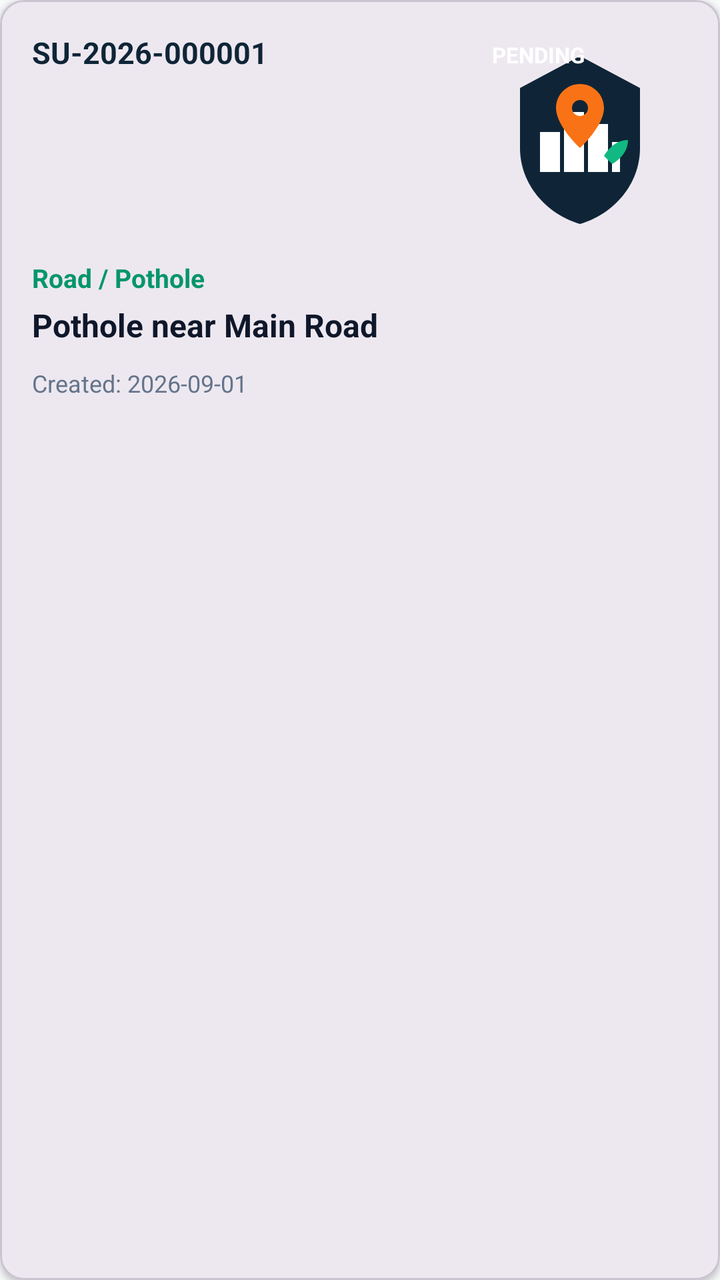
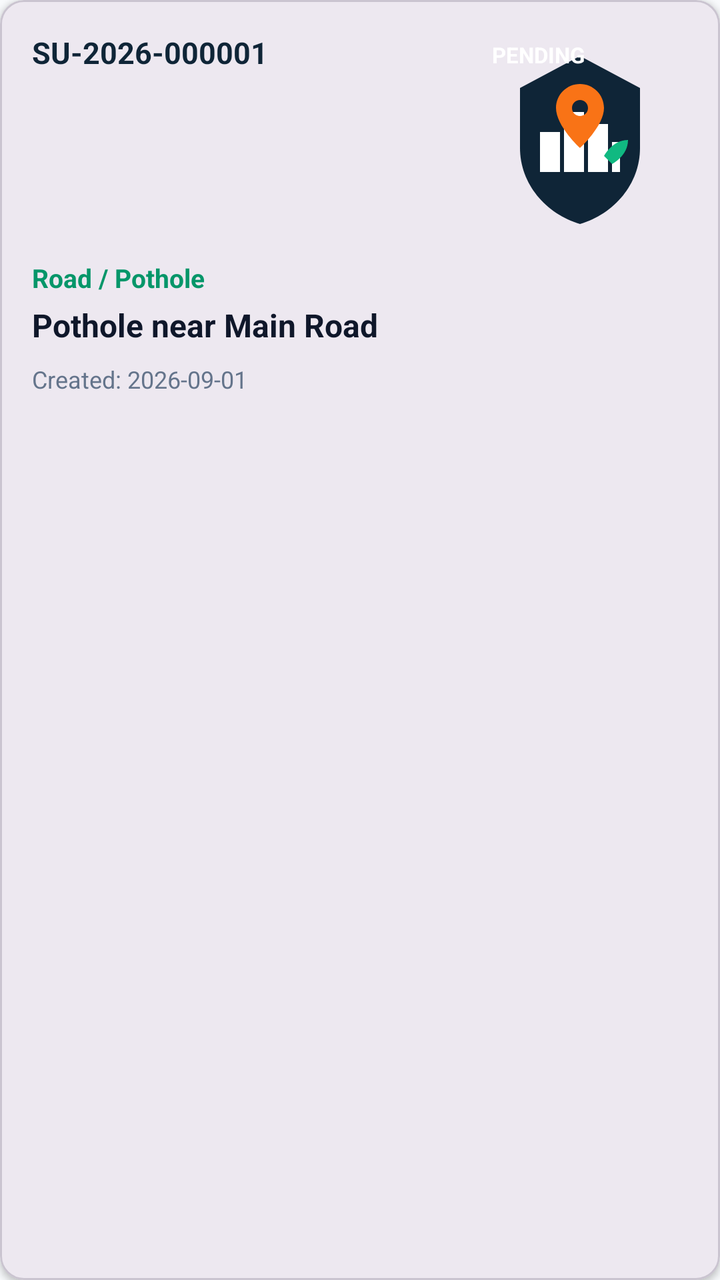

Screens rendered from an Android XML layout before and after an edit, with the pre-edit source and the edit as a unified diff.
<!-- AndroidManifest.xml: application theme Theme.SmartUrban -->
<!-- res/layout/item_complaint.xml -->
<?xml version="1.0" encoding="utf-8"?>
<com.google.android.material.card.MaterialCardView xmlns:android="http://schemas.android.com/apk/res/android"
    xmlns:app="http://schemas.android.com/apk/res-auto"
    android:layout_width="match_parent"
    android:layout_height="wrap_content"
    android:layout_marginHorizontal="16dp"
    android:layout_marginVertical="8dp"
    app:cardCornerRadius="12dp"
    app:cardElevation="2dp">

    <LinearLayout
        android:layout_width="match_parent"
        android:layout_height="wrap_content"
        android:orientation="vertical"
        android:padding="16dp">

        <RelativeLayout
            android:layout_width="match_parent"
            android:layout_height="wrap_content">

            <TextView
                android:id="@+id/tvComplaintNumber"
                android:layout_width="wrap_content"
                android:layout_height="wrap_content"
                android:layout_alignParentStart="true"
                android:text="SU-2026-000001"
                android:textColor="@color/primary_navy"
                android:textSize="15sp"
                android:textStyle="bold" />

            <TextView
                android:id="@+id/tvStatusBadge"
                android:layout_width="wrap_content"
                android:layout_height="wrap_content"
                android:layout_alignParentEnd="true"
                android:background="@drawable/ic_smarturban_logo"
                android:paddingHorizontal="10dp"
                android:paddingVertical="4dp"
                android:text="PENDING"
                android:textColor="@color/surface_white"
                android:textSize="11sp"
                android:textStyle="bold" />
        </RelativeLayout>

        <TextView
            android:id="@+id/tvCategory"
            android:layout_width="wrap_content"
            android:layout_height="wrap_content"
            android:layout_marginTop="6dp"
            android:text="Road / Pothole"
            android:textColor="@color/secondary_green_dark"
            android:textSize="13sp"
            android:textStyle="bold" />

        <TextView
            android:id="@+id/tvTitle"
            android:layout_width="wrap_content"
            android:layout_height="wrap_content"
            android:layout_marginTop="4dp"
            android:text="Pothole near Main Road"
            android:textColor="@color/text_primary"
            android:textSize="16sp"
            android:textStyle="bold" />

        <TextView
            android:id="@+id/tvDate"
            android:layout_width="wrap_content"
            android:layout_height="wrap_content"
            android:layout_marginTop="10dp"
            android:text="Created: 2026-09-01"
            android:textColor="@color/text_secondary"
            android:textSize="12sp" />

    </LinearLayout>
</com.google.android.material.card.MaterialCardView>
<!-- resources referenced by this layout -->
<resources>
  <color name="primary_navy">#0F2537</color>
  <color name="secondary_green_dark">#059669</color>
  <color name="surface_white">#FFFFFF</color>
  <color name="text_primary">#0F172A</color>
  <color name="text_secondary">#64748B</color>
  <!-- drawable ic_smarturban_logo (drawable) -->
  <vector xmlns:android="http://schemas.android.com/apk/res/android"
      android:width="108dp"
      android:height="108dp"
      android:viewportWidth="108"
      android:viewportHeight="108">
  
      
      <path
          android:fillColor="#0F2537"
          android:pathData="M54,12 L84,28 V58 C84,76 71,91 54,96 C37,91 24,76 24,58 V28 Z" />
  
      
      <path
          android:fillColor="#FFFFFF"
          android:pathData="M34,70 V50 H44 V70 Z M46,70 V40 H56 V70 Z M58,70 V46 H68 V70 Z M70,70 V55 H74 V70 Z" />
  
      
      <path
          android:fillColor="#F97316"
          android:pathData="M54,26 C47.37,26 42,31.37 42,38 C42,47 54,58 54,58 C54,58 66,47 66,38 C66,31.37 60.63,26 54,26 Z M54,42 C51.79,42 50,40.21 50,38 C50,35.79 51.79,34 54,34 C56.21,34 58,35.79 58,38 C58,40.21 56.21,42 54,42 Z" />
  
      
      <path
          android:fillColor="#10B981"
          android:pathData="M66,62 C66,62 70,54 78,54 C78,62 70,66 70,66 Z" />
  </vector>
  <style name="Theme.SmartUrban" parent="Base.Theme.SmartUrban" />
  <style name="Base.Theme.SmartUrban" parent="Theme.Material3.DayNight.NoActionBar">
          <item name="colorPrimary">@color/primary_navy</item>
          <item name="colorPrimaryVariant">@color/primary_navy_dark</item>
          <item name="colorSecondary">@color/secondary_green</item>
          <item name="colorAccent">@color/accent_orange</item>
          <item name="android:windowBackground">@color/bg_light</item>
          <item name="android:statusBarColor">@color/primary_navy</item>
      </style>
  <color name="primary_navy_dark">#0A1A28</color>
  <color name="secondary_green">#10B981</color>
  <color name="accent_orange">#F97316</color>
  <color name="bg_light">#F8FAFC</color>
</resources>

<!-- the commit's change to res/layout/item_complaint.xml (unified diff, before → after) -->
@@ -62,14 +62,35 @@
             android:textSize="16sp"
             android:textStyle="bold" />
 
-        <TextView
-            android:id="@+id/tvDate"
-            android:layout_width="wrap_content"
+        <LinearLayout
+            android:layout_width="match_parent"
             android:layout_height="wrap_content"
-            android:layout_marginTop="10dp"
-            android:text="Created: 2026-09-01"
-            android:textColor="@color/text_secondary"
-            android:textSize="12sp" />
+            android:layout_marginTop="8dp"
+            android:gravity="center_vertical"
+            android:orientation="horizontal">
+
+            <ImageView
+                android:id="@+id/imgComplaintThumbnail"
+                android:layout_width="60dp"
+                android:layout_height="60dp"
+                android:layout_marginEnd="12dp"
+                android:scaleType="centerCrop"
+                android:visibility="gone" />
+
+            <LinearLayout
+                android:layout_width="match_parent"
+                android:layout_height="wrap_content"
+                android:orientation="vertical">
+
+                <TextView
+                    android:id="@+id/tvDate"
+                    android:layout_width="wrap_content"
+                    android:layout_height="wrap_content"
+                    android:text="Created: 2026-09-01"
+                    android:textColor="@color/text_secondary"
+                    android:textSize="12sp" />
+            </LinearLayout>
+        </LinearLayout>
 
     </LinearLayout>
 </com.google.android.material.card.MaterialCardView>
